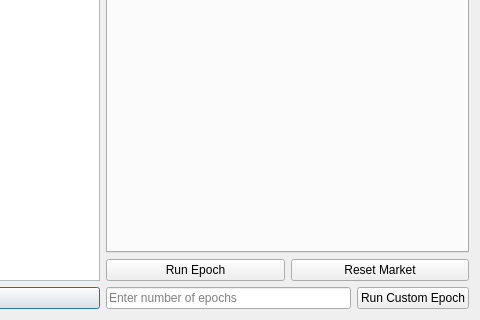
Qt form SimulationPlayground.ui (LiquidityProtocol/AMM-Simulator) before a commit; both pictures show x 274 to 754 and y 286 to 606 of the 754 by 606 pixel window.
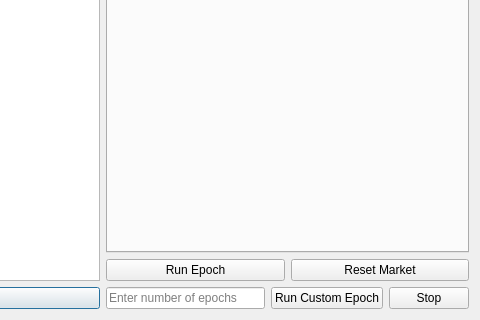
The same form after that commit.

Commit message: Add Stop button and Fix Reset Market button

```diff
--- a/SimulationPlayground.ui
+++ b/SimulationPlayground.ui
@@ -131,6 +131,13 @@
          </property>
         </widget>
        </item>
+       <item>
+        <widget class="QPushButton" name="pushButton_stop">
+         <property name="text">
+          <string>Stop</string>
+         </property>
+        </widget>
+       </item>
       </layout>
      </item>
     </layout>
```
Left out of the diff: 2 changed lines with no effect on the pictures. The commit also changes 2 other files.
